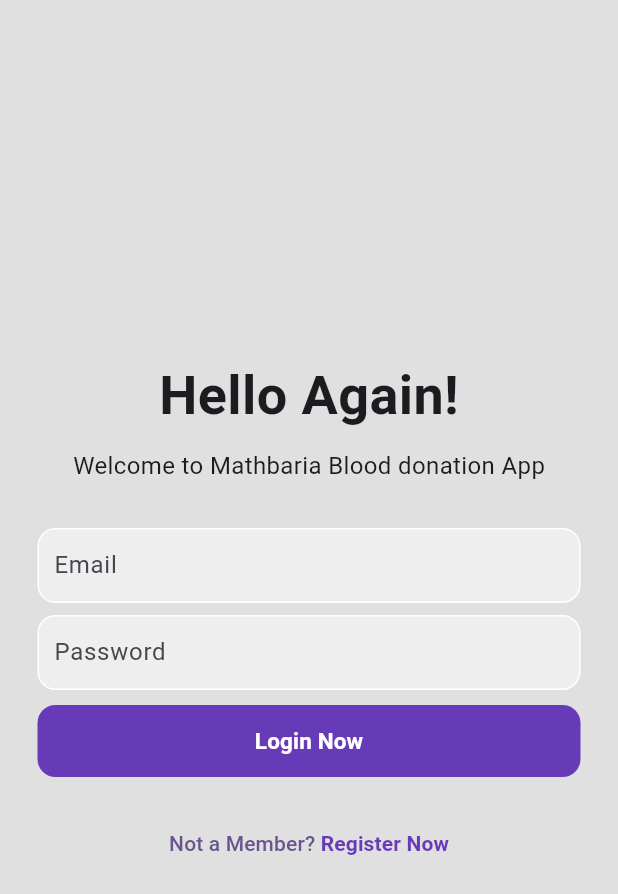
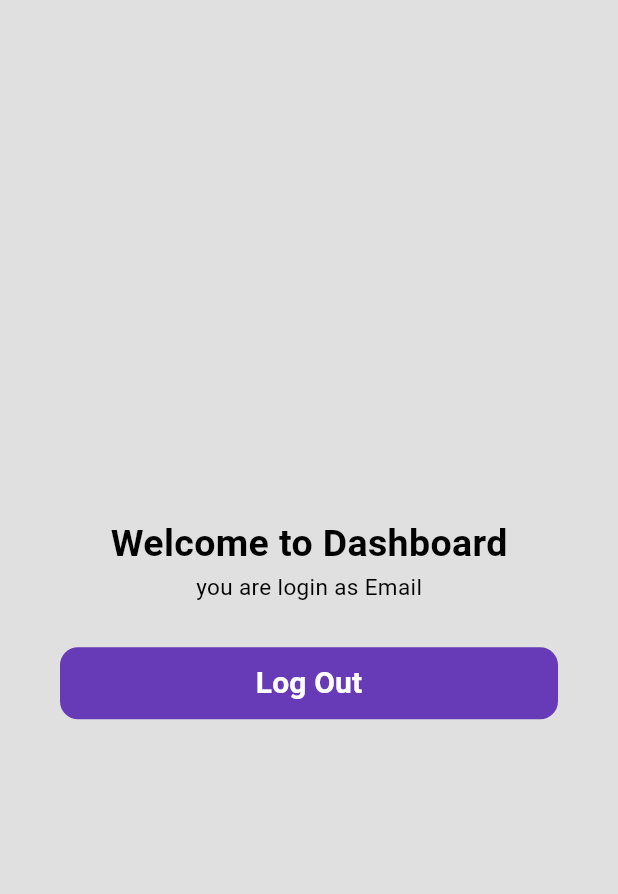
Before and after one commit to SabbirCode/flutterLogin, a Flutter app: the screen it shows after launch, on a phone screen of 412 x 824 dp. Shown: the top 894 px of the screen. Run offline on Flutter 3.47's test engine with Material 3 defaults, Android fonts, the phone set to English and light mode, and no system bars.

Commit message:
added routes and dashboard page

```diff
--- /dev/null
+++ b/lib/dashboard.dart
@@ -0,0 +1,56 @@
+import 'package:flutter/material.dart';
+
+class DashboardView extends StatefulWidget {
+  const DashboardView({super.key});
+
+  @override
+  State<DashboardView> createState() => _DashboardViewState();
+}
+
+class _DashboardViewState extends State<DashboardView> {
+  @override
+  Widget build(BuildContext context) {
+    return Scaffold(
+      backgroundColor: Colors.grey[300],
+      body: SafeArea(
+          child: Center(
+        child: Column(
+          mainAxisAlignment: MainAxisAlignment.center,
+          children: [
+            Text(
+              'Welcome to Dashboard',
+              style: TextStyle(
+                  fontWeight: FontWeight.bold,
+                  fontSize: 25,
+                  color: Colors.black),
+            ),
+            Text(
+              'you are login as Email',
+              style: TextStyle(fontSize: 15, color: Colors.black),
+            ),
+            SizedBox(
+              height: 30,
+            ),
+            Padding(
+              padding: const EdgeInsets.symmetric(horizontal: 40.0),
+              child: Container(
+                decoration: BoxDecoration(
+                    color: Colors.deepPurple,
+                    borderRadius: BorderRadius.circular(12)),
+                child: TextButton(
+                    onPressed: () {},
+                    child: Center(
+                      child: Text('Log Out',
+                          style: TextStyle(
+                              fontWeight: FontWeight.bold,
+                              fontSize: 20,
+                              color: Colors.white)),
+                    )),
+              ),
+            )
+          ],
+        ),
+      )),
+    );
+  }
+}
--- /dev/null
+++ b/lib/routes.dart
@@ -0,0 +1,4 @@
+const emailVerifyRoute = '/emailverify/';
+const dashboardRoute = '/dashboard/';
+const registerRoute = '/register/';
+const loginRoute = '/login/';
--- a/lib/view/registerview.dart
+++ b/lib/view/registerview.dart
@@ -110,11 +110,11 @@ class _RegisterviewState extends State<Registerview> {
                       Navigator.of(context)
                           .pushNamedAndRemoveUntil('/login/', (Route) => false);
                     },
-                    child: Row(
+                    child: const Row(
                       mainAxisAlignment: MainAxisAlignment.center,
                       children: [
-                        const Text("Have account? "),
-                        const Text(
+                        Text("Have account? "),
+                        Text(
                           'Login Now',
                           style: TextStyle(
                               color: Colors.deepPurple,
```
Also changed, not shown: lib/main.dart (+8 -3 lines), lib/view/verifyemail.dart (added, +56 -0 lines).
